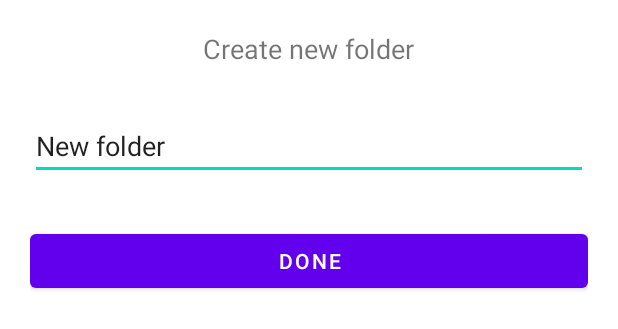
After one commit to joshuajgomez/file-manager, an Android app: the layout layout_bottom_sheet_name.xml on its own in the app's theme, with its tools: preview values and no code run, on a phone screen of 412 x 824 dp. The commit adds this screen. Shown: the top 329 px of the screen. Run offline under Robolectric (Android 15) with nearby library versions, the phone set to English and light mode, and no system bars.

Commit message:
Change new folder dialog to bottom sheet

```diff
--- a/app/src/main/java/com/joshgm3z/filemanager/domain/FileAccessManager.java
+++ b/app/src/main/java/com/joshgm3z/filemanager/domain/FileAccessManager.java
@@ -99,4 +99,8 @@ public class FileAccessManager {
         File file = new File(parentFolder + "/" + folderName);
         return file.mkdir();
     }
+
+    public boolean isNameExists(String folder, String name) {
+        return new File(folder + "/" + name).exists();
+    }
 }
--- a/app/src/main/java/com/joshgm3z/filemanager/domain/FolderRepository.java
+++ b/app/src/main/java/com/joshgm3z/filemanager/domain/FolderRepository.java
@@ -48,4 +48,8 @@ public class FolderRepository {
     public boolean getWriteState(String path) {
         return mFileAccessManager.getWriteState(path);
     }
+
+    public boolean isNameExists(String folder, String name) {
+        return mFileAccessManager.isNameExists(folder, name);
+    }
 }
--- /dev/null
+++ b/app/src/main/res/layout/layout_bottom_sheet_name.xml
@@ -0,0 +1,31 @@
+<?xml version="1.0" encoding="utf-8"?>
+<LinearLayout xmlns:android="http://schemas.android.com/apk/res/android"
+    android:layout_width="match_parent"
+    android:layout_height="match_parent"
+    android:gravity="center_horizontal"
+    android:orientation="vertical"
+    android:padding="20dp">
+
+    <TextView
+        android:id="@+id/tv_new_folder_title"
+        android:layout_width="wrap_content"
+        android:layout_height="wrap_content"
+        android:text="Create new folder"
+        android:textSize="18sp" />
+
+    <EditText
+        android:id="@+id/et_new_folder_name"
+        android:layout_width="match_parent"
+        android:layout_height="wrap_content"
+        android:layout_marginTop="30dp"
+        android:text="New folder" />
+
+    <Button
+        style="@style/Widget.MaterialComponents.Button"
+        android:id="@+id/btn_new_folder_confirm"
+        android:layout_width="match_parent"
+        android:layout_height="wrap_content"
+        android:layout_marginTop="30dp"
+        android:text="DONE" />
+
+</LinearLayout>
```
Also changed, not shown: app/src/main/java/com/joshgm3z/filemanager/MainActivity.java (+17 -13 lines), app/src/main/java/com/joshgm3z/filemanager/view/FolderNameDialog.java (deleted, +0 -28 lines), app/src/main/java/com/joshgm3z/filemanager/view/bottomsheet/NameBottomSheet.java (added, +49 -0 lines), app/src/main/java/com/joshgm3z/filemanager/view/bottomsheet/OptionsBottomSheet.java (renamed from app/src/main/java/com/joshgm3z/filemanager/view/OptionsBottomSheet.java, +11 -11 lines), app/src/main/java/com/joshgm3z/filemanager/view/viewmodel/FolderViewModel.java (+6 -2 lines).
